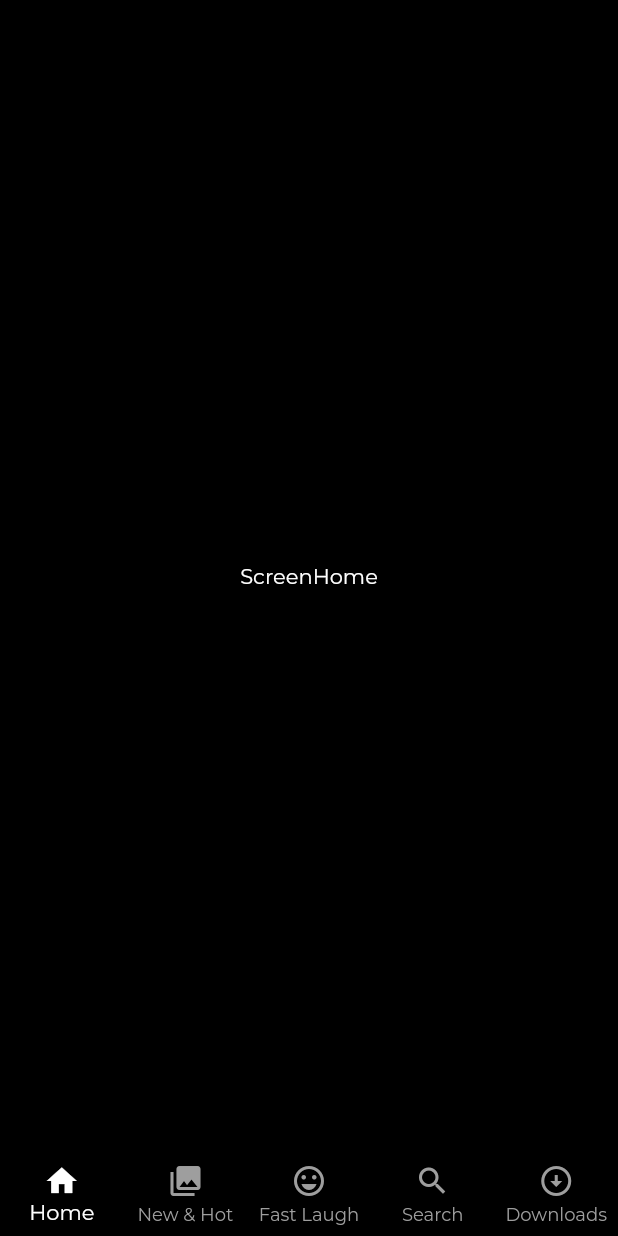
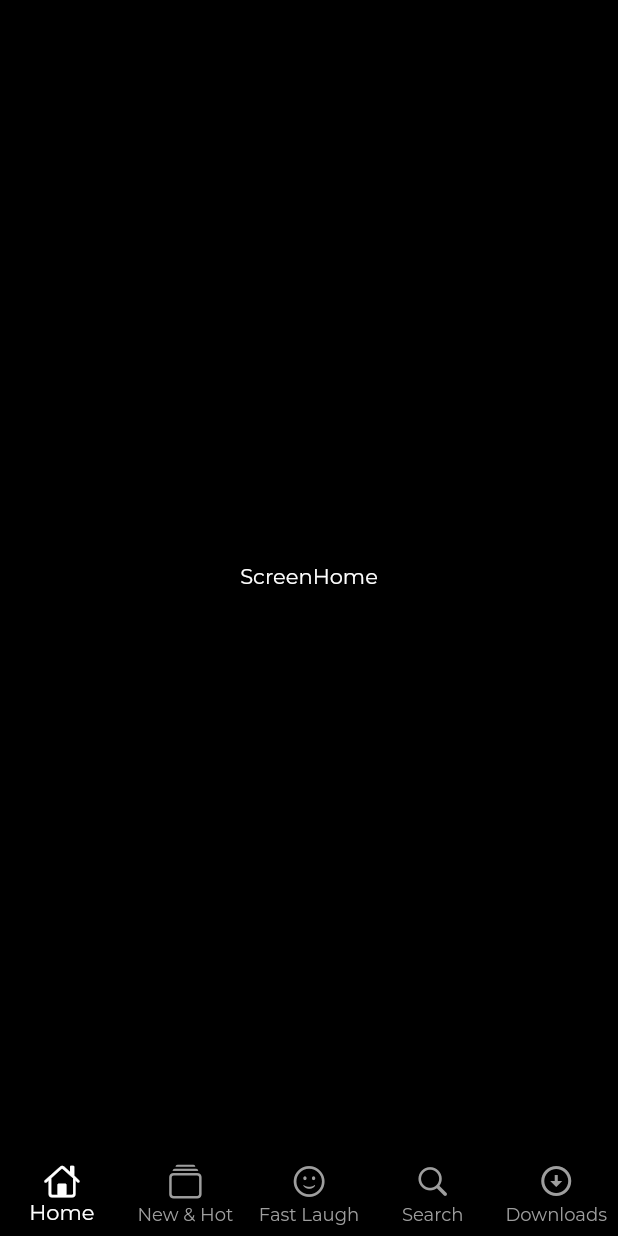
Before and after one commit to jasimameen/netflix_app, a Flutter app: the screen it shows after launch, on a phone screen of 412 x 824 dp. Run offline on Flutter 3.47's test engine with Material 2 defaults, Android fonts, the phone set to English and light mode, and no system bars; our stand-ins replace google_fonts.

Commit message:
some icons changed to cupertino

```diff
--- a/lib/presentation/downloads/widgets/screen_downloads.dart
+++ b/lib/presentation/downloads/widgets/screen_downloads.dart
@@ -1,5 +1,6 @@
 import 'dart:math';
 
+import 'package:flutter/cupertino.dart';
 import 'package:flutter/material.dart';
 import 'package:netflix_project/core/colors/colors.dart';
 import 'package:netflix_project/core/colors/constants.dart';
--- a/lib/presentation/main_page/widgets/bottom_nav.dart
+++ b/lib/presentation/main_page/widgets/bottom_nav.dart
@@ -1,3 +1,4 @@
+import 'package:flutter/cupertino.dart';
 import 'package:flutter/material.dart';
 import 'package:netflix_project/core/colors/colors.dart';
 import 'package:netflix_project/presentation/fast_laugh/screen_fast_laugh.dart';
@@ -20,19 +21,19 @@ class BottomNavigationWidget extends StatelessWidget {
         unselectedIconTheme: const IconThemeData(color: Colors.grey),
         items: const [
           BottomNavigationBarItem(
-            icon: Icon(Icons.home),
+            icon: Icon(CupertinoIcons.home),
             label: "Home",
           ),
           BottomNavigationBarItem(
-            icon: Icon(Icons.collections),
+            icon: Icon(CupertinoIcons.collections),
             label: "New & Hot",
           ),
           BottomNavigationBarItem(
-            icon: Icon(Icons.emoji_emotions_outlined),
+            icon: Icon(CupertinoIcons.smiley),
             label: "Fast Laugh",
           ),
           BottomNavigationBarItem(
-            icon: Icon(Icons.search),
+            icon: Icon(CupertinoIcons.search),
             label: "Search",
           ),
           BottomNavigationBarItem(
--- a/lib/presentation/widgets/app_bar_widget.dart
+++ b/lib/presentation/widgets/app_bar_widget.dart
@@ -27,7 +27,7 @@ class AppBarWidget extends StatelessWidget {
           // height: 30,
           // width: 30,
           // color: Colors.blue,
-          child:const Icon(
+          child: const Icon(
             Icons.portrait_rounded,
             size: 35,
           ),
```
